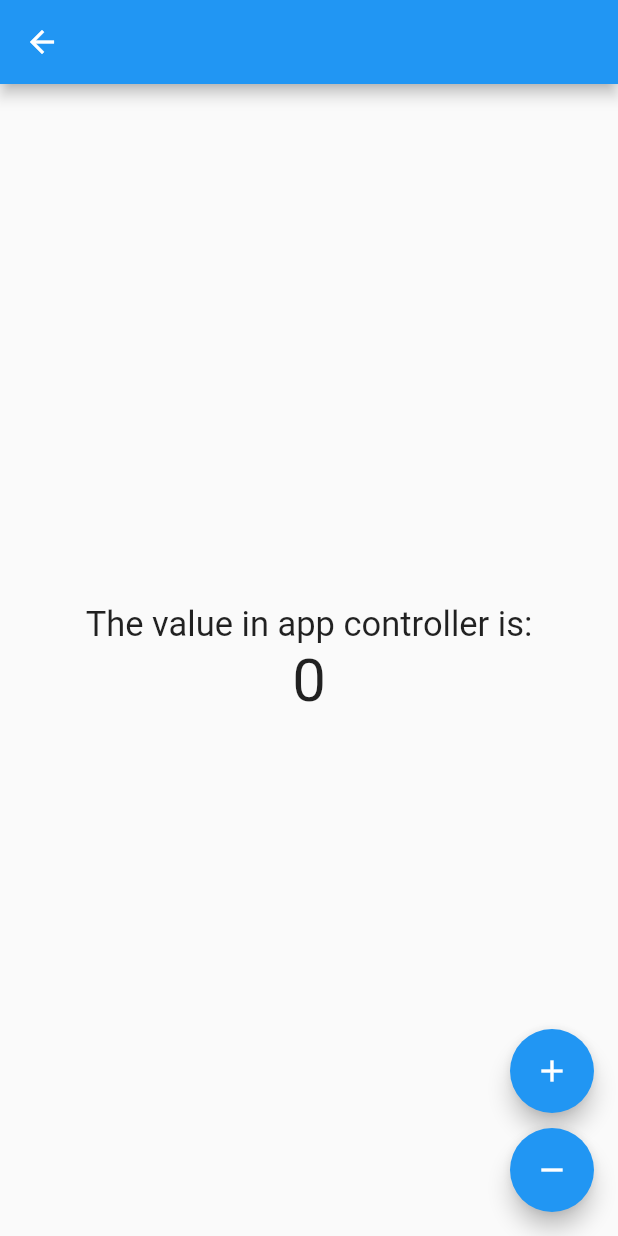
After one commit to leafney/flutter_demo, a Flutter app: the screen it shows after launch, after a tap on "Go to Second page", on a phone screen of 412 x 824 dp. The commit adds this screen. Run offline on Flutter 3.47's test engine with Material 2 defaults, Android fonts, the phone set to English and light mode, and no system bars; our stand-ins replace get.

Commit message:
getx counter demo

```diff
--- /dev/null
+++ b/lib/count2_page.dart
@@ -0,0 +1,96 @@
+import 'package:flutter/material.dart';
+import 'package:get/get.dart';
+
+class AppCounter extends GetxController {
+  var counttt = 0.obs;
+  void add() => counttt++;
+  void subtract() => counttt.value--;
+}
+
+class AppHome extends StatelessWidget {
+  final AppCounter appC = Get.put(AppCounter());
+
+  @override
+  Widget build(BuildContext context) {
+    return Scaffold(
+      appBar: AppBar(),
+      body: Center(
+        child: Column(
+          mainAxisAlignment: MainAxisAlignment.center,
+          children: [
+            Text('The counter value is:', style: TextStyle(fontSize: 15)),
+            Obx(() =>
+                Text('${appC.counttt.value}', style: TextStyle(fontSize: 30))),
+            SizedBox(height: 16),
+            RaisedButton(
+              onPressed: () {
+                Get.to(AppSecondPage());
+              },
+              child: Text('Go to Second page'),
+            )
+          ],
+        ),
+      ),
+      floatingActionButton: Column(
+        mainAxisAlignment: MainAxisAlignment.end,
+        children: [
+          FloatingActionButton(
+            heroTag: null,
+            child: Icon(Icons.add),
+            onPressed: appC.add,
+          ),
+          SizedBox(height: 10),
+          FloatingActionButton(
+            heroTag: null,
+            child: Icon(Icons.remove),
+            onPressed: appC.subtract,
+          ),
+        ],
+      ),
+    );
+  }
+}
+
+class AppSecondPage extends StatelessWidget {
+  final AppCounter cccc = Get.find();
+
+  @override
+  Widget build(BuildContext context) {
+    return Scaffold(
+      appBar: AppBar(),
+      body: Center(
+        child: Column(
+          mainAxisAlignment: MainAxisAlignment.center,
+          children: [
+            Text(
+              'The value in app controller is:',
+              style: TextStyle(fontSize: 23),
+            ),
+            Obx(() => Text(
+                  '${cccc.counttt.value}',
+                  style: TextStyle(fontSize: 40),
+                )),
+          ],
+        ),
+      ),
+      floatingActionButton: Column(
+        mainAxisAlignment: MainAxisAlignment.end,
+        children: <Widget>[
+          FloatingActionButton(
+            heroTag: null,
+            child: Icon(Icons.add),
+            onPressed: cccc.add,
+          ),
+          SizedBox(
+            height: 10.0,
+          ),
+          FloatingActionButton(
+            heroTag: null,
+            child: Icon(Icons.remove),
+            onPressed: cccc.subtract,
+          ),
+        ],
+      ),
+    );
+  }
+}
--- a/lib/main.dart
+++ b/lib/main.dart
@@ -1,17 +1,22 @@
 import 'package:flutter/material.dart';
+import 'package:flutter_demo/count2_page.dart';
+import 'package:flutter_demo/count_page.dart';
 import 'package:flutter_demo/home_page.dart';
+import 'package:get/route_manager.dart';
 
 void main() => runApp(MyApp());
 
 class MyApp extends StatelessWidget {
   @override
   Widget build(BuildContext context) {
-    return MaterialApp(
+    return GetMaterialApp(
       title: 'Flutter Demo',
       theme: ThemeData(
         primarySwatch: Colors.blue,
       ),
-      home: MyHomePage(),
+      // home: MyHomePage(),
+      // home: CountHomePage(),
+      home: AppHome(),
     );
   }
 }
--- a/pubspec.yaml
+++ b/pubspec.yaml
@@ -14,7 +14,7 @@ description: A new Flutter project.
 version: 1.0.0+1
 
 environment:
-  sdk: ">=2.8.0 <3.0.0"
+  sdk: ">=2.6.0 <3.0.0"
 
 dependencies:
   flutter:
@@ -23,6 +23,7 @@ dependencies:
   # The following adds the Cupertino Icons font to your application.
   # Use with the CupertinoIcons class for iOS style icons.
   cupertino_icons: ^0.1.2
+  get: ^3.22.2
 
 dev_dependencies:
   flutter_test:
```
Also changed, not shown: lib/count_page.dart (added, +39 -0 lines), lib/counter/counter.dart (added, +8 -0 lines), pubspec.lock.
